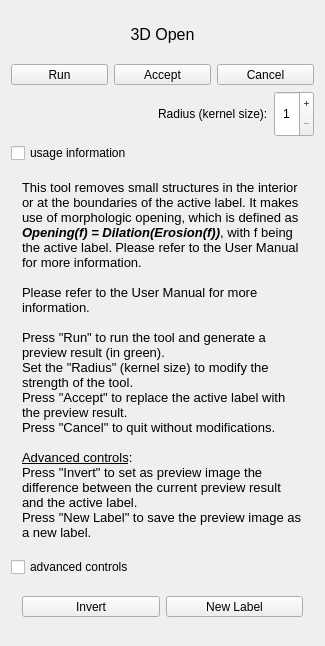
First picture: the form in Modules/SegmentationUI/Qmitk/QmitkOpenTool3DGUIControls.ui, repository MITK/MITK, before the edit.
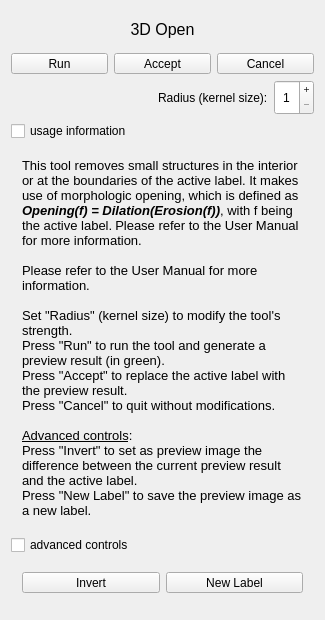
Second picture: the form after the edit. Icons and pictures are not drawn.

The edit to the form file:
```diff
--- a/Modules/SegmentationUI/Qmitk/QmitkOpenTool3DGUIControls.ui
+++ b/Modules/SegmentationUI/Qmitk/QmitkOpenTool3DGUIControls.ui
@@ -7,7 +7,7 @@
     <x>0</x>
     <y>0</y>
     <width>325</width>
-    <height>646</height>
+    <height>620</height>
    </rect>
   </property>
   <property name="sizePolicy">
@@ -271,8 +271,8 @@
 &lt;p style=&quot;-qt-paragraph-type:empty; margin-top:0px; margin-bottom:0px; margin-left:0px; margin-right:0px; -qt-block-indent:0; text-indent:0px; font-family:'Sans'; font-size:10pt;&quot;&gt;&lt;br /&gt;&lt;/p&gt;
 &lt;p style=&quot; margin-top:0px; margin-bottom:0px; margin-left:0px; margin-right:0px; -qt-block-indent:0; text-indent:0px;&quot;&gt;&lt;span style=&quot; font-size:10pt;&quot;&gt;Please refer to the User Manual for more information.&lt;/span&gt;&lt;/p&gt;
 &lt;p style=&quot;-qt-paragraph-type:empty; margin-top:0px; margin-bottom:0px; margin-left:0px; margin-right:0px; -qt-block-indent:0; text-indent:0px; font-size:10pt;&quot;&gt;&lt;br /&gt;&lt;/p&gt;
+&lt;p style=&quot; margin-top:0px; margin-bottom:0px; margin-left:0px; margin-right:0px; -qt-block-indent:0; text-indent:0px;&quot;&gt;&lt;span style=&quot; font-family:'Sans'; font-size:10pt;&quot;&gt;Set &amp;quot;Radius&amp;quot; (kernel size) to modify the tool's strength.&lt;/span&gt;&lt;/p&gt;
 &lt;p style=&quot; margin-top:0px; margin-bottom:0px; margin-left:0px; margin-right:0px; -qt-block-indent:0; text-indent:0px;&quot;&gt;&lt;span style=&quot; font-family:'Sans'; font-size:10pt;&quot;&gt;Press &amp;quot;Run&amp;quot; to run the tool and generate a preview result (in green).&lt;/span&gt;&lt;/p&gt;
-&lt;p style=&quot; margin-top:0px; margin-bottom:0px; margin-left:0px; margin-right:0px; -qt-block-indent:0; text-indent:0px;&quot;&gt;&lt;span style=&quot; font-family:'Sans'; font-size:10pt;&quot;&gt;Set the &amp;quot;Radius&amp;quot; (kernel size) to modify the strength of the tool.&lt;/span&gt;&lt;/p&gt;
 &lt;p style=&quot; margin-top:0px; margin-bottom:0px; margin-left:0px; margin-right:0px; -qt-block-indent:0; text-indent:0px;&quot;&gt;&lt;span style=&quot; font-family:'Sans'; font-size:10pt;&quot;&gt;Press &amp;quot;Accept&amp;quot; to replace the active label with the preview result.&lt;/span&gt;&lt;/p&gt;
 &lt;p style=&quot; margin-top:0px; margin-bottom:0px; margin-left:0px; margin-right:0px; -qt-block-indent:0; text-indent:0px;&quot;&gt;&lt;span style=&quot; font-family:'Sans'; font-size:10pt;&quot;&gt;Press &amp;quot;Cancel&amp;quot; to quit without modifications.&lt;/span&gt;&lt;/p&gt;
 &lt;p style=&quot;-qt-paragraph-type:empty; margin-top:0px; margin-bottom:0px; margin-left:0px; margin-right:0px; -qt-block-indent:0; text-indent:0px; font-family:'Sans'; font-size:10pt;&quot;&gt;&lt;br /&gt;&lt;/p&gt;
```
